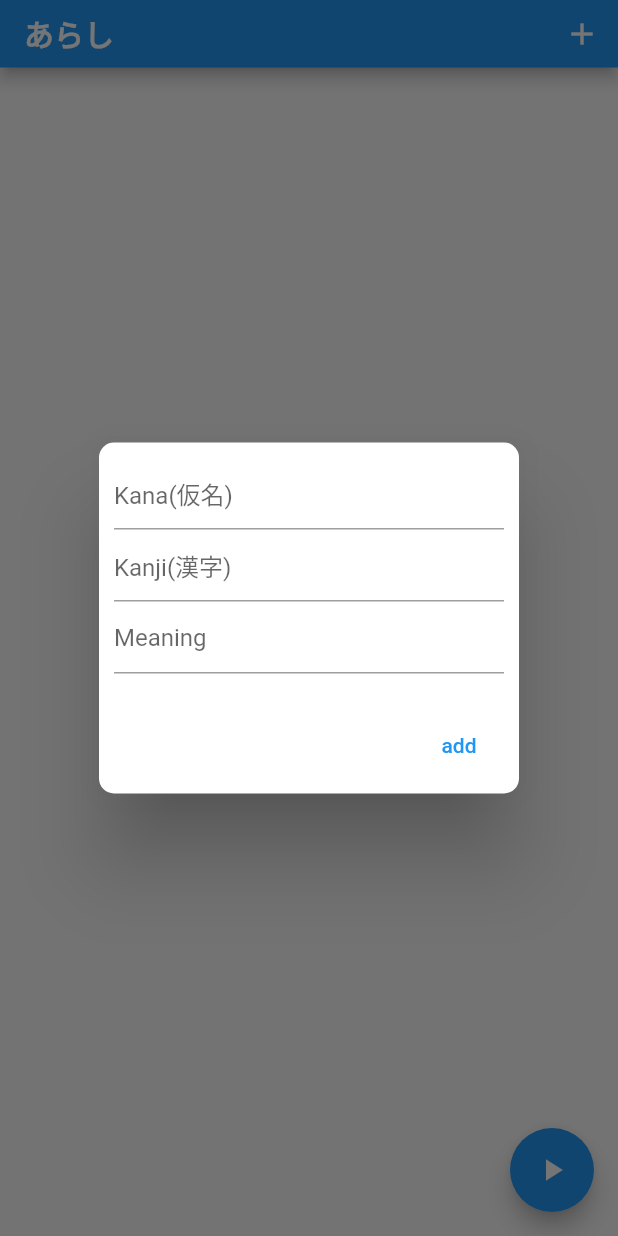
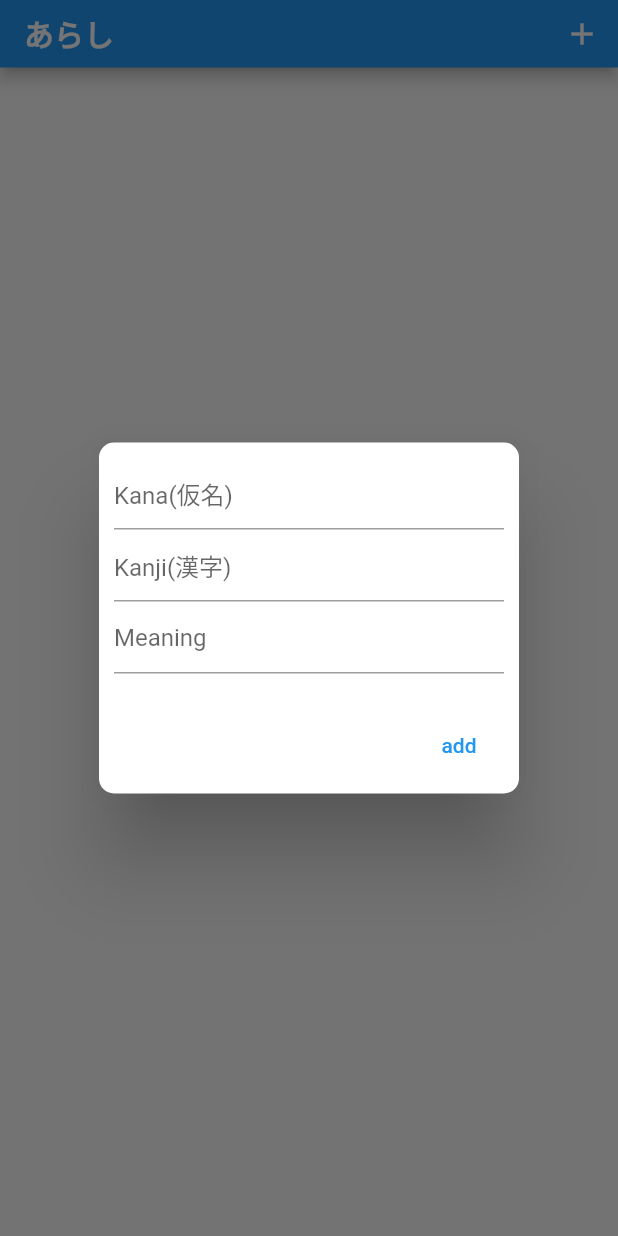
Before and after one commit to y1lichen/arashi-japanese-learning-app, a Flutter app: the screen it shows after launch, after a tap on the "add" icon, on a phone screen of 412 x 824 dp. Run offline on Flutter 3.47's test engine with Material 2 defaults, Android fonts, the phone set to English and light mode, and no system bars; our stand-ins replace sqflite; accounts and stored records are empty.

Commit message:
show floating button only when data.length > 0

```diff
--- a/lib/Controller/home_page_list_view__controller.dart
+++ b/lib/Controller/home_page_list_view__controller.dart
@@ -38,7 +38,7 @@ class HomePageListViewController {
       Future<List<PhraseDataModel>> appendedList,
       PhraseDataModel elementsToAdd) async {
     final list = await appendedList;
-    list.addAll([elementsToAdd]);
+    list.add(elementsToAdd);
     return list;
   }
 }
--- a/lib/View/HomePage/home_page_list_view.dart
+++ b/lib/View/HomePage/home_page_list_view.dart
@@ -4,7 +4,9 @@ import 'package:arashi/View/edit_list_item_view.dart';
 import 'package:flutter/material.dart';
 
 class HomePageListView extends StatefulWidget {
-  const HomePageListView({Key? key}) : super(key: key);
+  final Function(int) setDataLength;
+  const HomePageListView({Key? key, required this.setDataLength})
+      : super(key: key);
 
   @override
   State<StatefulWidget> createState() => HomePageListViewState();
@@ -13,10 +15,16 @@ class HomePageListView extends StatefulWidget {
 class HomePageListViewState extends State<HomePageListView> {
   late Future<List<PhraseDataModel>> data;
 
+  void setDataLength() async {
+    final list = await data;
+    widget.setDataLength(list.length);
+  }
+
   Future<void> addData(PhraseDataModel model) async {
     setState(() {
       data = HomePageListViewController.appendElements(data, model);
     });
+    setDataLength();
   }
 
   Future<void> updateData(PhraseDataModel newModel) async {
@@ -29,11 +37,13 @@ class HomePageListViewState extends State<HomePageListView> {
     setState(() {
       data = HomePageListViewController.deleteAndGetData(data, model);
     });
+    setDataLength();
   }
 
   @override
   void initState() {
     data = HomePageListViewController.fetchData();
+    setDataLength();
     super.initState();
   }
 
--- a/lib/View/HomePage/home_page_view.dart
+++ b/lib/View/HomePage/home_page_view.dart
@@ -21,6 +21,14 @@ class _HomePageState extends State<HomePageView> {
         builder: (BuildContext bc) {
           return AddPhrasePopupSheetView(widget.homeListViewKey);
         });
+  }
+
+  int dataLength = 0;
+
+  setDataLength(int length) {
+    setState(() {
+      dataLength = length;
+    });
   }
 
   @override
@@ -51,16 +59,21 @@ class _HomePageState extends State<HomePageView> {
         // in the middle of the parent.
         child: HomePageListView(
           key: widget.homeListViewKey,
+          setDataLength: setDataLength,
         ),
       ),
       floatingActionButtonLocation: FloatingActionButtonLocation.endFloat,
-      floatingActionButton: FloatingActionButton(
-        child: const Icon(Icons.play_arrow),
-        onPressed: () {
-          Navigator.push(context,
-              MaterialPageRoute(builder: (context) => const PracticeView()));
-        },
-      ),
+      floatingActionButton: dataLength > 0
+          ? FloatingActionButton(
+              child: const Icon(Icons.play_arrow),
+              onPressed: () {
+                Navigator.push(
+                    context,
+                    MaterialPageRoute(
+                        builder: (context) => const PracticeView()));
+              },
+            )
+          : null,
     );
   }
 }
```
